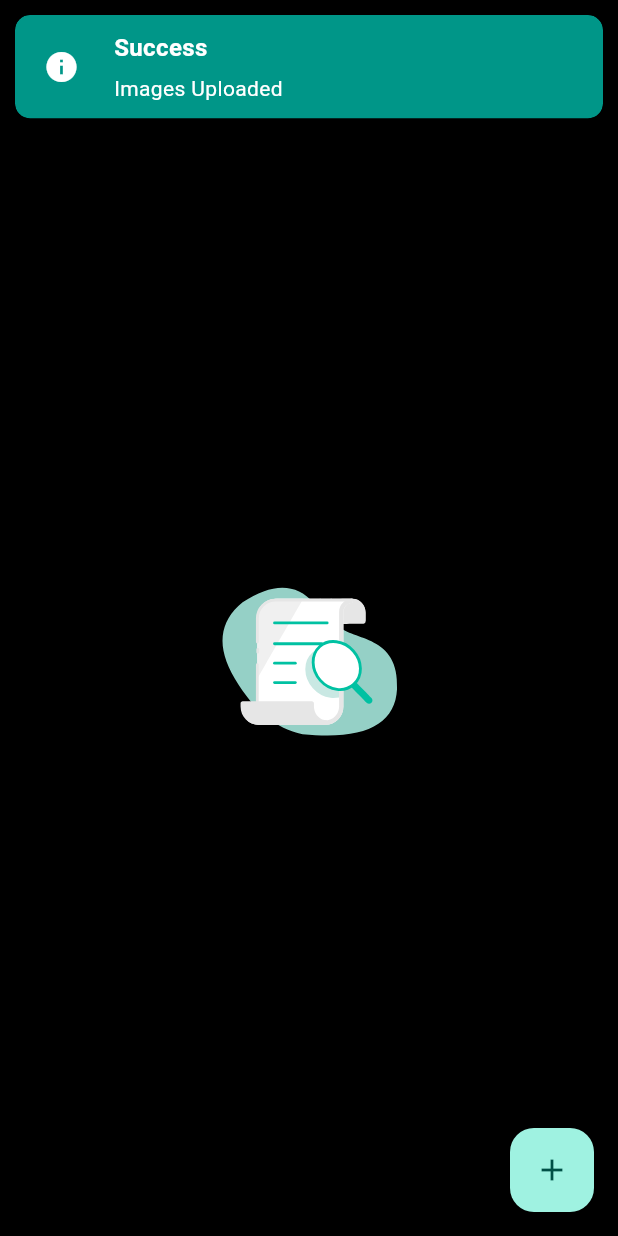
After one commit to jasirpk/Event-Master, a Flutter app: the MediaScreen screen opened directly, after a tap on "Save", on a phone screen of 412 x 824 dp. The commit adds this screen. Run offline on Flutter 3.47's test engine with Material 3 defaults, Android fonts, the phone set to English and light mode, and no system bars; our stand-ins replace bloc, cloud_firestore, curved_navigation_bar, firebase_auth, firebase_core, firebase_storage and 11 more; missing offline and left inert: pushable_button; accounts and stored records are empty; Roboto replaces fonts that are missing (JacquesFrancois).

Commit message:
medias added

```diff
--- a/lib/common/assigns.dart
+++ b/lib/common/assigns.dart
@@ -45,4 +45,5 @@ class Assigns {
   static String noteContent =
       '''Keep track of pending payments, schedule meetings, and manage tasks effortlessly. Ensure a smooth event planning experience with our comprehensive notes feature for all your event details''';
   static String createOne = 'Create One!';
+  static String shareApp = 'Loving Event Master? Let Everyone know!';
 }
--- a/lib/data_layer/dashboard/dashboard_bloc.dart
+++ b/lib/data_layer/dashboard/dashboard_bloc.dart
@@ -12,9 +12,7 @@ class DashboardBloc extends Bloc<DashboardEvent, DashboardState> {
   List<Map<String, dynamic>> selectedVendors = [];
   DashboardBloc()
       : super(DashboardInitial(
-          pickImage: null,
-          pickLocation: '',
-        )) {
+            pickImage: null, pickLocation: '', pickImages: null)) {
     on<SearchTermChanged>(searchterm);
     on<ChangeColorTheme>(changeColorTheme);
     on<SelectedVendor>(selectedVendor);
@@ -26,6 +24,7 @@ class DashboardBloc extends Bloc<DashboardEvent, DashboardState> {
     on<PickImageEvent>(pickImageEventHandler);
     on<ClearImage>(clearImageHandler);
     on<FetchLocation>(fetchLocation);
+    on<PickImagesEvent>(pickImagesEvent);
   }
 
   FutureOr<void> searchterm(
@@ -136,7 +135,7 @@ class DashboardBloc extends Bloc<DashboardEvent, DashboardState> {
         ));
       } else if (state is VendorSelectionState) {
         emit(DashboardInitial(
-          pickImage: null, // or maintain previous image state if needed
+          pickImage: null,
           pickLocation: locationName,
         ));
       } else {
@@ -151,8 +150,38 @@ class DashboardBloc extends Bloc<DashboardEvent, DashboardState> {
     }
   }
 
+  FutureOr<void> pickImagesEvent(
+      PickImagesEvent event, Emitter<DashboardState> emit) async {
+    final picker = ImagePicker();
+    try {
+      final List<XFile> images = await picker.pickMultiImage();
+      if (images.isNotEmpty) {
+        print('Images picker successfully');
+        final List<File> updateImages =
+            images.map((image) => File(image.path)).toList();
+        emit(DashboardInitial(
+          pickImages: updateImages,
+          pickImage: null,
+          pickLocation: (state is DashboardInitial)
+              ? (state as DashboardInitial).pickLocation
+              : '',
+        ));
+        print(
+            'State updated with new images paths: ${updateImages.map((image) => image.path)}');
+      } else {
+        print('Image picking failed, no images selected.');
+      }
+    } catch (e) {
+      print('Image picking failed, no images selected. $e');
+    }
+  }
+
   FutureOr<void> clearImageHandler(
       ClearImage event, Emitter<DashboardState> emit) {
-    emit(DashboardInitial(pickImage: null, pickLocation: ''));
+    emit(DashboardInitial(
+      pickImage: null,
+      pickLocation: '',
+      pickImages: null,
+    ));
   }
 }
--- a/lib/data_layer/dashboard/dashboard_event.dart
+++ b/lib/data_layer/dashboard/dashboard_event.dart
@@ -39,3 +39,5 @@ class PickImageEvent extends DashboardEvent {}
 class ClearImage extends DashboardEvent {}
 
 class FetchLocation extends DashboardEvent {}
+
+class PickImagesEvent extends DashboardEvent {}
--- a/lib/data_layer/dashboard/dashboard_state.dart
+++ b/lib/data_layer/dashboard/dashboard_state.dart
@@ -5,11 +5,13 @@ sealed class DashboardState {}
 
 class DashboardInitial extends DashboardState {
   final File? pickImage;
+  final List<File>? pickImages;
   final String pickLocation;
   final int selectedIndex;
 
   DashboardInitial(
       {required this.pickImage,
+      this.pickImages,
       required this.pickLocation,
       this.selectedIndex = 0});
 }
--- /dev/null
+++ b/lib/data_layer/services/medias.dart
@@ -0,0 +1,62 @@
+import 'dart:io';
+
+import 'package:cloud_firestore/cloud_firestore.dart';
+import 'package:firebase_storage/firebase_storage.dart';
+
+class MediaMethods {
+  Future<void> addImages(
+      {required List<File> images, required String uid}) async {
+    try {
+      List<String> mediaUrls = await uploadImages(images);
+      await saveMediaUrlsToFirestore(mediaUrls, uid);
+    } catch (e) {
+      print('Error adding images: $e');
+    }
+  }
+
+  Future<List<String>> uploadImages(List<File> images) async {
+    List<String> downloadUrls = [];
+    for (var image in images) {
+      try {
+        final storageRef = FirebaseStorage.instance
+            .ref()
+            .child('uploads/${DateTime.now().millisecondsSinceEpoch}.jpg');
+        final uploadTask = storageRef.putFile(image);
+        final snapshot = await uploadTask.whenComplete(() => null);
+        final downloadURL = await snapshot.ref.getDownloadURL();
+        downloadUrls.add(downloadURL);
+        print('Uploaded Image URL: $downloadURL');
+      } catch (e) {
+        print('Failed to upload image: $e');
+      }
+    }
+    return downloadUrls;
+  }
+
+  Future<void> saveMediaUrlsToFirestore(
+      List<String> mediaUrls, String uid) async {
+    final firestore = FirebaseFirestore.instance;
+    final mediaCollection =
+        firestore.collection('users').doc(uid).collection('medias');
+
+    for (var url in mediaUrls) {
+      try {
+        await mediaCollection.add({
+          'url': url,
+          'timestamp': FieldValue.serverTimestamp(),
+        });
+        print('Saved media URL to Firestore: $url');
+      } catch (e) {
+        print('Failed to save media URL to Firestore: $e');
+      }
+    }
+  }
+
+  Stream<QuerySnapshot> getImages(String uid) {
+    return FirebaseFirestore.instance
+        .collection('users')
+        .doc(uid)
+        .collection('medias')
+        .snapshots();
+  }
+}
--- /dev/null
+++ b/lib/presentation/pages/dashboard/medias.dart
@@ -0,0 +1,224 @@
+import 'dart:io';
+import 'package:cloud_firestore/cloud_firestore.dart';
+import 'package:event_master/bussiness_layer.dart/snack_bar.dart';
+import 'package:event_master/data_layer/dashboard/dashboard_bloc.dart';
+import 'package:event_master/data_layer/services/medias.dart';
+import 'package:firebase_auth/firebase_auth.dart';
+import 'package:flutter/cupertino.dart';
+import 'package:flutter/material.dart';
+import 'package:flutter_bloc/flutter_bloc.dart';
+import 'package:flutter_staggered_grid_view/flutter_staggered_grid_view.dart';
+import 'package:get/get.dart';
+import 'package:lottie/lottie.dart';
+import 'package:photo_view/photo_view.dart';
+import 'package:photo_view/photo_view_gallery.dart';
+
+class MediaScreen extends StatelessWidget {
+  const MediaScreen({super.key});
+
+  @override
+  Widget build(BuildContext context) {
+    final screenHeight = MediaQuery.of(context).size.height;
+
+    MediaMethods mediaMethods = MediaMethods();
+    final uid = FirebaseAuth.instance.currentUser!.uid;
+    return SafeArea(
+      child: BlocBuilder<DashboardBloc, DashboardState>(
+        builder: (context, state) {
+          List<File> images = [];
+          if (state is DashboardInitial && state.pickImages != null) {
+            images = state.pickImages!;
+          }
+
+          return Scaffold(
+            floatingActionButton: FloatingActionButton(
+              onPressed: () {
+                context.read<DashboardBloc>().add(PickImagesEvent());
+              },
+              child: Icon(
+                Icons.add,
+              ),
+            ),
+            appBar: AppBar(
+              backgroundColor: Colors.black,
+              actions: [
+                TextButton(
+                  onPressed: () async {
+                    await _saveImages(images, uid);
+                  },
+                  child: Row(
+                    children: [
+                      Text(
+                        'Save',
+                        style: TextStyle(
+                            color: Colors.white,
+                            fontSize: screenHeight * 0.018),
+                      ),
+                      Icon(
+                        Icons.save,
+                        color: Colors.white,
+                      ),
+                    ],
+                  ),
+                )
+              ],
+              leading: IconButton(
+                onPressed: () {
+                  Get.back();
+                },
+                icon: Icon(
+                  CupertinoIcons.back,
+                  color: Colors.white,
+                ),
+              ),
+              title: Text(
+                'Gallery',
+                style: TextStyle(
+                  fontFamily: 'JacquesFrancois',
+                  letterSpacing: 1,
+                  color: Colors.white,
+                ),
+              ),
+            ),
+            body: StreamBuilder<QuerySnapshot>(
+              stream: mediaMethods.getImages(uid),
+              builder: (context, snapshot) {
+                if (snapshot.connectionState == ConnectionState.waiting) {
+                  return Center(
+                    child: CircularProgressIndicator(),
+                  );
+                }
+                if (snapshot.hasError) {
+                  return Center(child: Text('Error: ${snapshot.error}'));
+                }
+                if (!snapshot.hasData || snapshot.data!.docs.isEmpty) {
+                  return Center(
+                    child: Lottie.asset(
+                      'assets/images/Animation - 1721975522807.json',
+                      width: double.infinity,
+                      height: MediaQuery.of(context).size.height * 0.2,
+                    ),
+                  );
+                }
+
+                var documents = snapshot.data!.docs;
+                return MasonryGridView.count(
+                  crossAxisCount: 3,
+                  itemCount: documents.length,
+                  itemBuilder: (context, index) {
+                    var document = documents[index];
+                    var data = document.data() as Map<String, dynamic>;
+                    var imageUrl = data['url'];
+
+                    return GestureDetector(
+                      onTap: () {
+                        Navigator.push(
+                          context,
+                          MaterialPageRoute(
+                            builder: (context) => FullScreenImageView(
+                              imageUrls: documents
+                                  .map((doc) => (doc.data()
+                                      as Map<String, dynamic>)['url'] as String)
+                                  .toList(),
+                              initialIndex: index,
+                            ),
+                          ),
+                        );
+                      },
+                      child: Hero(
+                        tag: 'imageHero_$index',
+                        child: FutureBuilder(
+                          future: _loadImage(imageUrl),
+                          builder: (context, snapshot) {
+                            if (snapshot.connectionState ==
+                                ConnectionState.waiting) {
+                              return Center(
+                                child: CircularProgressIndicator(
+                                  color: Colors.white38,
+                                  strokeWidth: 3,
+                                ),
+                              );
+                            } else if (snapshot.hasError) {
+                              return Center(
+                                child: Icon(
+                                  Icons.error,
+                                  color: Colors.red,
+                                ),
+                              );
+                            } else {
+                              return Container(
+                                decoration: BoxDecoration(
+                                  borderRadius: BorderRadius.circular(8),
+                                  border: Border.all(color: Colors.black12),
+                                ),
+                                child: ClipRRect(
+                                  borderRadius: BorderRadius.circular(8),
+                                  child: Image.network(
+                                    imageUrl,
+                                    fit: BoxFit.cover,
+                                  ),
+                                ),
+                              );
+                            }
+                          },
+                        ),
+                      ),
+                    );
+                  },
+                );
+              },
+            ),
+          );
+        },
+      ),
+    );
+  }
+
+  Future<void> _saveImages(List<File> images, String uid) async {
+    final mediaMethods = MediaMethods();
+    await mediaMethods.addImages(images: images, uid: uid);
+    showCustomSnackBar('Success', 'Images Uploaded');
+  }
+
+  Future<void> _loadImage(String imageUrl) async {
+    await precacheImage(NetworkImage(imageUrl), Get.context!);
+  }
+}
+
+class FullScreenImageView extends StatelessWidget {
+  final List<String> imageUrls;
+  final int initialIndex;
+
+  const FullScreenImageView({
+    Key? key,
+    required this.imageUrls,
+    required this.initialIndex,
+  }) : super(key: key);
+
+  @override
+  Widget build(BuildContext context) {
+    return Scaffold(
+      appBar: AppBar(
+        backgroundColor: Colors.black,
+        title: Text('Full Screen Image'),
+      ),
+      body: PhotoViewGallery.builder(
+        itemCount: imageUrls.length,
+        builder: (context, index) {
+          return PhotoViewGalleryPageOptions(
+            imageProvider: NetworkImage(imageUrls[index]),
+            minScale: PhotoViewComputedScale.contained * 0.8,
+            maxScale: PhotoViewComputedScale.covered * 2,
+            heroAttributes: PhotoViewHeroAttributes(
+                tag: 'imageHero_$index'), // Ensure unique tag
+          );
+        },
+        scrollPhysics: BouncingScrollPhysics(),
+        backgroundDecoration: BoxDecoration(
+          color: Colors.black,
+        ),
+        pageController: PageController(initialPage: initialIndex),
+      ),
+    );
+  }
+}
--- a/pubspec.yaml
+++ b/pubspec.yaml
@@ -52,6 +52,8 @@ dependencies:
   geocoding: ^3.0.0
   geolocator: ^8.0.1
   flutter_rating_bar: ^4.0.1
+  flutter_staggered_grid_view: ^0.7.0
+  photo_view: ^0.15.0
 
 
 
```
Also changed, not shown: lib/data_layer/services/create_event.dart (+0 -64 lines), lib/presentation/components/dashboard/home.dart (+17 -2 lines), lib/presentation/components/dashboard/share_container.dart (+10 -1 lines), lib/presentation/components/dashboard/tools_list.dart (+9 -3 lines), pubspec.lock.
